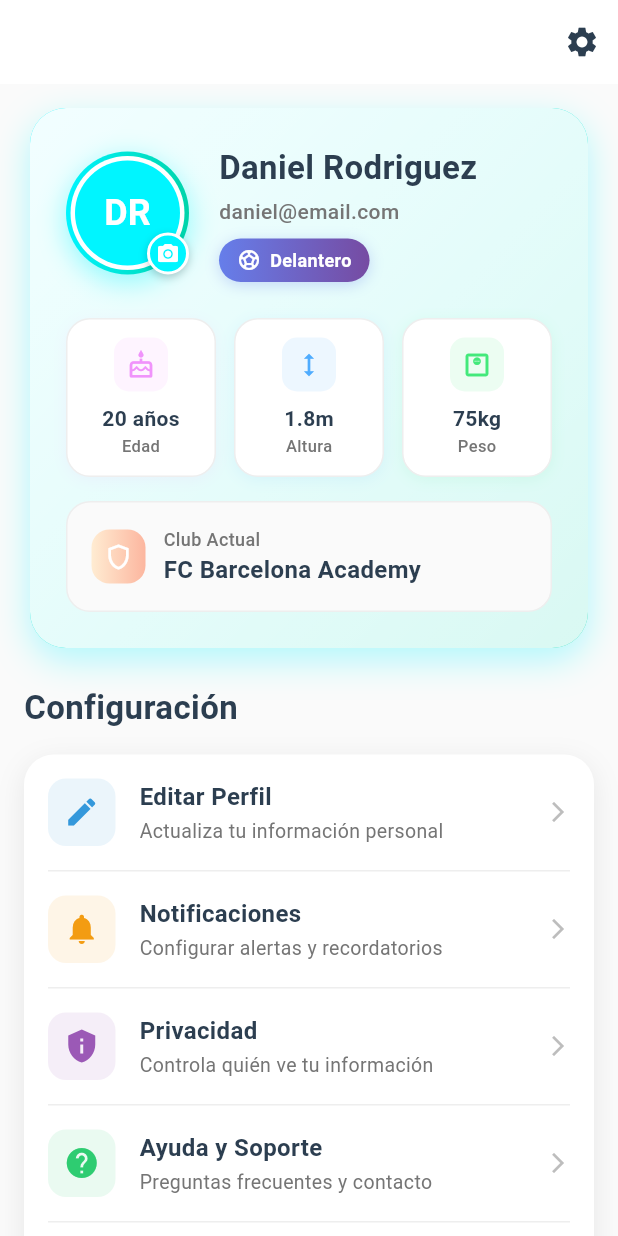
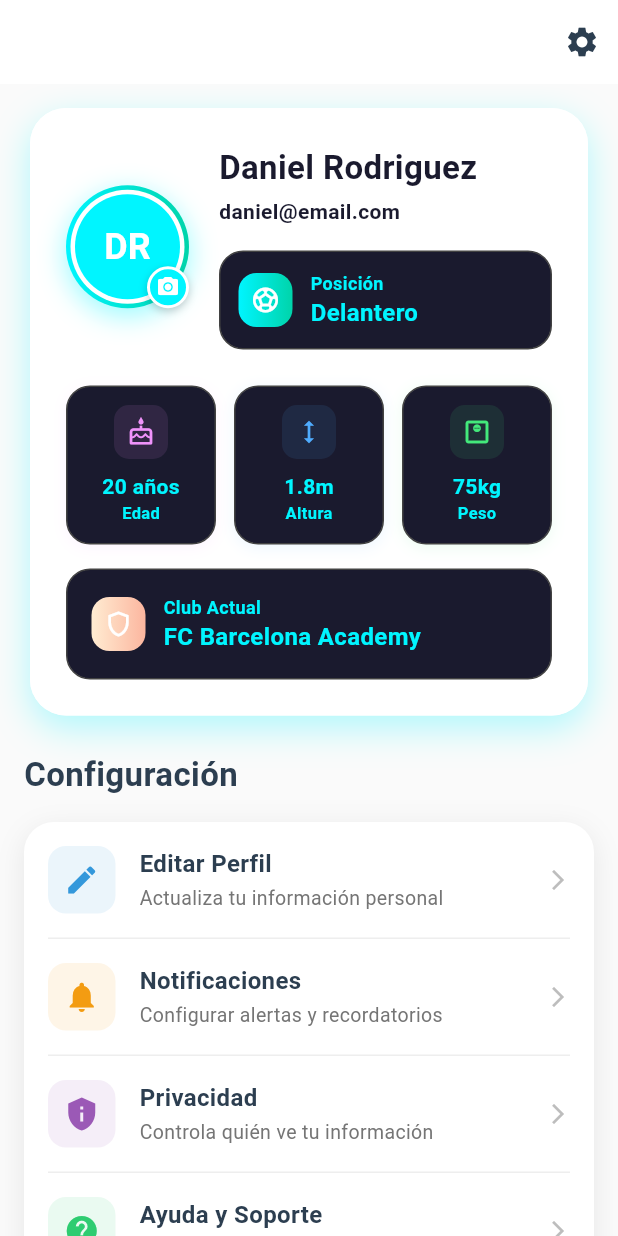
Before and after one commit to DaniielJr10/soccerlife, a Flutter app: the PerfilPage screen opened directly, on a phone screen of 412 x 824 dp. Run offline on Flutter 3.47's test engine with Material 3 defaults, Android fonts, the phone set to English and light mode, and no system bars; our stand-ins replace image_picker.

Commit message:
diseño de perfil

```diff
--- a/lib/pantallas/perfil.dart
+++ b/lib/pantallas/perfil.dart
@@ -226,18 +226,11 @@ class _PerfilPageState extends State<PerfilPage>
       width: double.infinity,
       margin: const EdgeInsets.symmetric(horizontal: 4),
       decoration: BoxDecoration(
-        gradient: const LinearGradient(
-          begin: Alignment.topLeft,
-          end: Alignment.bottomRight,
-          colors: [
-            Color(0xFF00f5ff),
-            Color(0xFF00d4aa),
-          ],
-        ),
+        color: Colors.white,
         borderRadius: BorderRadius.circular(24),
         boxShadow: [
           BoxShadow(
-            color: const Color(0xFF00f5ff).withValues(alpha: 0.3),
+            color: const Color(0xFF00f5ff).withOpacity(0.3),
             blurRadius: 20,
             offset: const Offset(0, 8),
           ),
@@ -247,14 +240,7 @@ class _PerfilPageState extends State<PerfilPage>
         padding: const EdgeInsets.all(24),
         decoration: BoxDecoration(
           borderRadius: BorderRadius.circular(24),
-          gradient: LinearGradient(
-            begin: Alignment.topLeft,
-            end: Alignment.bottomRight,
-            colors: [
-              Colors.white.withValues(alpha: 0.95),
-              Colors.white.withValues(alpha: 0.85),
-            ],
-          ),
+          color: Colors.white,
         ),
         child: Column(
           children: [
@@ -345,46 +331,63 @@ class _PerfilPageState extends State<PerfilPage>
                         style: const TextStyle(
                           fontSize: 22,
                           fontWeight: FontWeight.bold,
-                          color: Color(0xFF2C3E50),
+                          color: Color(0xFF1a1a2e),
                         ),
                       ),
                       const SizedBox(height: 4),
                       Text(
                         _userInfo['email'],
-                        style: TextStyle(
+                        style: const TextStyle(
                           fontSize: 14,
-                          color: Colors.grey[600],
-                          fontWeight: FontWeight.w500,
+                          color: Color(0xFF1a1a2e),
+                          fontWeight: FontWeight.bold,
                         ),
                       ),
                       const SizedBox(height: 8),
-                      // Badge de posición actualizado
+                      // Posición con mismo diseño que Club Actual
                       Container(
-                        padding: const EdgeInsets.symmetric(horizontal: 12, vertical: 6),
+                        width: double.infinity,
+                        margin: const EdgeInsets.only(top: 8),
+                        padding: const EdgeInsets.all(12),
+                        decoration: BoxDecoration(
+                          color: const Color(0xFF1a1a2e),
+                          borderRadius: BorderRadius.circular(16),
+                          border: Border.all(color: Colors.grey[800]!),
+                        ),
+                        child: Row(
+                          children: [
+                            Container(
+                              padding: const EdgeInsets.all(8),
                               decoration: BoxDecoration(
                                 gradient: const LinearGradient(
-                            colors: [Color(0xFF667eea), Color(0xFF764ba2)],
+                                  colors: [Color(0xFF00f5ff), Color(0xFF00d4aa)],
                                 ),
-                          borderRadius: BorderRadius.circular(15),
-                          boxShadow: [
-                            BoxShadow(
-                              color: const Color(0xFF667eea).withValues(alpha: 0.3),
-                              blurRadius: 8,
-                              offset: const Offset(0, 2),
+                                borderRadius: BorderRadius.circular(12),
                               ),
-                          ],
+                              child: const Icon(Icons.sports_soccer, color: Colors.white, size: 20),
                             ),
-                        child: Row(
-                          mainAxisSize: MainAxisSize.min,
+                            const SizedBox(width: 12),
+                            Expanded(
+                              child: Column(
+                                crossAxisAlignment: CrossAxisAlignment.start,
                                 children: [
-                            const Icon(Icons.sports_soccer, color: Colors.white, size: 16),
-                            const SizedBox(width: 6),
+                                  const Text(
+                                    'Posición',
+                                    style: TextStyle(
+                                      fontSize: 12,
+                                      color: Color(0xFF00f5ff),
+                                      fontWeight: FontWeight.bold,
+                                    ),
+                                  ),
                                   Text(
                                     _userInfo['posicion'],
                                     style: const TextStyle(
-                                color: Colors.white,
+                                      fontSize: 16,
                                       fontWeight: FontWeight.bold,
-                                fontSize: 12,
+                                      color: Color(0xFF00f5ff),
+                                    ),
+                                  ),
+                                ],
                               ),
                             ),
                           ],
@@ -401,11 +404,11 @@ class _PerfilPageState extends State<PerfilPage>
             // Estadísticas del jugador en tarjetas
             Row(
               children: [
-                Expanded(child: _buildStatCard('Edad', '${_userInfo['edad']} años', Icons.cake_outlined, const Color(0xFFf093fb))),
+                Expanded(child: _buildStatCard('Edad', '${_userInfo['edad']} años', Icons.cake_outlined, const Color(0xFFf093fb), cardColor: Color(0xFF1a1a2e))),
                 const SizedBox(width: 12),
-                Expanded(child: _buildStatCard('Altura', '${_userInfo['altura']}m', Icons.height_outlined, const Color(0xFF4facfe))),
+                Expanded(child: _buildStatCard('Altura', '${_userInfo['altura']}m', Icons.height_outlined, const Color(0xFF4facfe), cardColor: Color(0xFF1a1a2e))),
                 const SizedBox(width: 12),
-                Expanded(child: _buildStatCard('Peso', '${_userInfo['peso']}kg', Icons.monitor_weight_outlined, const Color(0xFF43e97b))),
+                Expanded(child: _buildStatCard('Peso', '${_userInfo['peso']}kg', Icons.monitor_weight_outlined, const Color(0xFF43e97b), cardColor: Color(0xFF1a1a2e))),
               ],
             ),
 
@@ -416,9 +419,9 @@ class _PerfilPageState extends State<PerfilPage>
               width: double.infinity,
               padding: const EdgeInsets.all(16),
               decoration: BoxDecoration(
-                color: Colors.grey[50],
+                color: const Color(0xFF1a1a2e),
                 borderRadius: BorderRadius.circular(16),
-                border: Border.all(color: Colors.grey[200]!),
+                border: Border.all(color: Colors.grey[800]!),
               ),
               child: Row(
                 children: [
@@ -437,12 +440,12 @@ class _PerfilPageState extends State<PerfilPage>
                     child: Column(
                       crossAxisAlignment: CrossAxisAlignment.start,
                       children: [
-                        Text(
+                        const Text(
                           'Club Actual',
                           style: TextStyle(
                             fontSize: 12,
-                            color: Colors.grey[600],
-                            fontWeight: FontWeight.w500,
+                            color: Color(0xFF00f5ff),
+                            fontWeight: FontWeight.bold,
                           ),
                         ),
                         Text(
@@ -450,7 +453,7 @@ class _PerfilPageState extends State<PerfilPage>
                           style: const TextStyle(
                             fontSize: 16,
                             fontWeight: FontWeight.bold,
-                            color: Color(0xFF2C3E50),
+                            color: Color(0xFF00f5ff),
                           ),
                         ),
                       ],
@@ -466,16 +469,16 @@ class _PerfilPageState extends State<PerfilPage>
   }
 
   /// Construye una tarjeta de estadística individual
-  Widget _buildStatCard(String label, String value, IconData icon, Color color) {
+  Widget _buildStatCard(String label, String value, IconData icon, Color color, {Color cardColor = Colors.white}) {
     return Container(
       padding: const EdgeInsets.all(12),
       decoration: BoxDecoration(
-        color: Colors.white,
+        color: cardColor,
         borderRadius: BorderRadius.circular(16),
-        border: Border.all(color: Colors.grey[200]!),
+        border: Border.all(color: cardColor == const Color(0xFF1a1a2e) ? Colors.grey[800]! : Colors.grey[200]!),
         boxShadow: [
           BoxShadow(
-            color: color.withValues(alpha: 0.1),
+            color: color.withOpacity(0.1),
             blurRadius: 8,
             offset: const Offset(0, 2),
           ),
@@ -486,7 +489,7 @@ class _PerfilPageState extends State<PerfilPage>
           Container(
             padding: const EdgeInsets.all(8),
             decoration: BoxDecoration(
-              color: color.withValues(alpha: 0.1),
+              color: color.withOpacity(0.1),
               borderRadius: BorderRadius.circular(10),
             ),
             child: Icon(icon, color: color, size: 20),
@@ -497,15 +500,15 @@ class _PerfilPageState extends State<PerfilPage>
             style: const TextStyle(
               fontSize: 14,
               fontWeight: FontWeight.bold,
-              color: Color(0xFF2C3E50),
+              color: Color(0xFF00f5ff),
             ),
           ),
           Text(
             label,
-            style: TextStyle(
+            style: const TextStyle(
               fontSize: 11,
-              color: Colors.grey[600],
-              fontWeight: FontWeight.w500,
+              color: Color(0xFF00f5ff),
+              fontWeight: FontWeight.bold,
             ),
           ),
         ],
```
Lines whose indentation alone changed are shown as unchanged.
